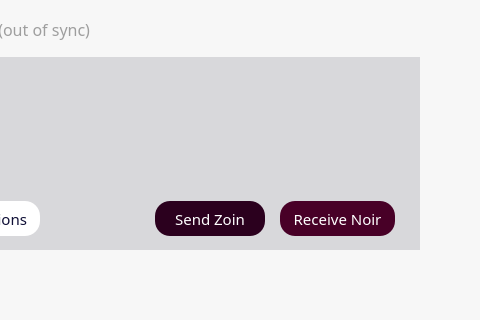
First picture: the form in src/qt/forms/overviewpage.ui, repository seopub/zoincommunity, before the edit; both pictures show x 219 to 699 and y 292 to 612 of the 699 by 612 pixel window.
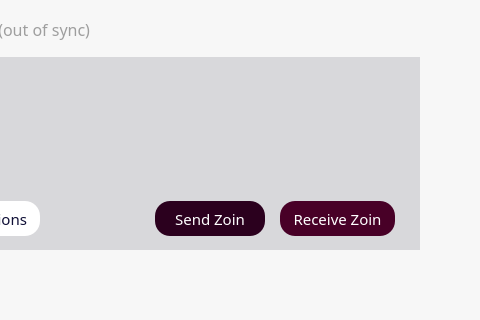
Second picture: the form after the edit. Icons and pictures are not drawn.

```diff
--- a/src/qt/forms/overviewpage.ui
+++ b/src/qt/forms/overviewpage.ui
@@ -1986,7 +1986,7 @@
 border-width:0px;</string>
                     </property>
                     <property name="text">
-                     <string>Receive Noir</string>
+                     <string>Receive Zoin</string>
                     </property>
                     <property name="iconSize">
                      <size>
```
